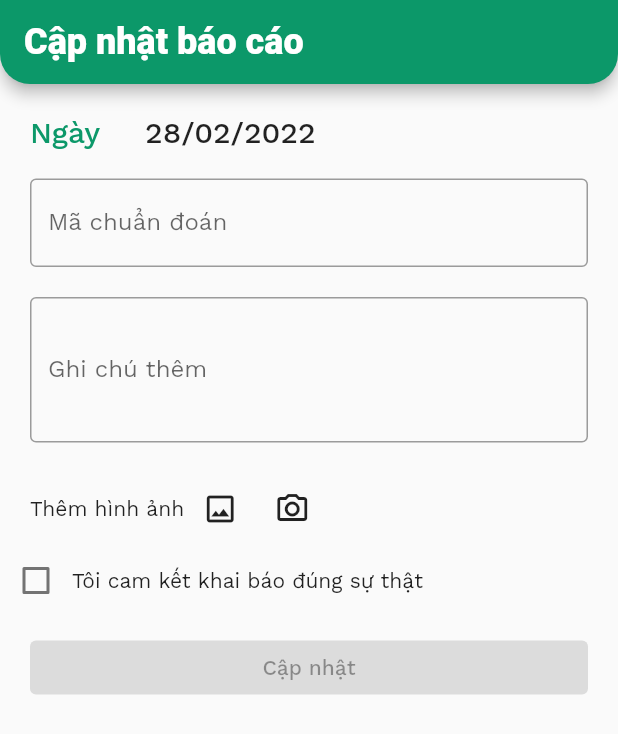
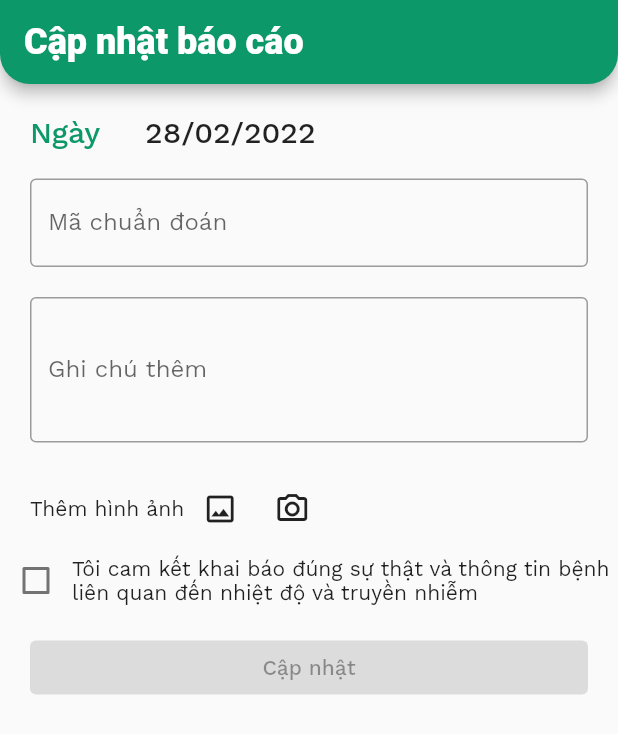
Before and after one commit to LucasTran380381/monigate_app, a Flutter app: the UpdateDiseaseReportPage screen opened directly with empty values, on a phone screen of 412 x 824 dp. Shown: the top 734 px of the screen. Run offline on Flutter 3.47's test engine with Material 2 defaults, Android fonts, the phone set to English and light mode, and no system bars; our stand-ins replace dio, firebase_core, firebase_messaging, flutter_dotenv, flutter_local_notifications, flutter_riverpod and 9 more; missing offline and left inert: background_fetch, device_display_brightness, tiengviet; accounts and stored records are empty; network calls fail.

Commit message:
update check box message create disease report

```diff
--- a/lib/common/service/checkin_service.dart
+++ b/lib/common/service/checkin_service.dart
@@ -1,9 +1,9 @@
 import 'package:dio/dio.dart';
 import 'package:flutter_riverpod/flutter_riverpod.dart';
 import 'package:monigate_app/checkin_history/models/checkin_item.dart';
+import 'package:monigate_app/common/service/dio_client.dart';
 import 'package:monigate_app/common/util/datetime_extension.dart';
 import 'package:monigate_app/models/checkin.dart';
-import 'package:monigate_app/common/service/dio_client.dart';
 
 final checkinServiceProvider = Provider<CheckinService>((ref) {
   return CheckinService();
--- a/lib/disease_report/view/disease_report_page.dart
+++ b/lib/disease_report/view/disease_report_page.dart
@@ -142,7 +142,7 @@ class _DiseaseReportPageState extends ConsumerState<DiseaseReportPage> {
                       );
                     },
                   ),
-                  const Text('Tôi cam kết khai báo đúng sự thật')
+                  const Expanded(child: Text('Tôi cam kết khai báo đúng sự thật và thông tin bệnh liên quan đến nhiệt độ và truyền nhiễm'))
                 ],
               ),
               Consumer(
--- a/lib/disease_report/view/update_disease_report_page.dart
+++ b/lib/disease_report/view/update_disease_report_page.dart
@@ -149,7 +149,7 @@ class UpdateDiseaseReportPage extends ConsumerWidget {
                     );
                   },
                 ),
-                const Text('Tôi cam kết khai báo đúng sự thật')
+                const Expanded(child: Text('Tôi cam kết khai báo đúng sự thật và thông tin bệnh liên quan đến nhiệt độ và truyền nhiễm'))
               ],
             ),
             Consumer(
```
